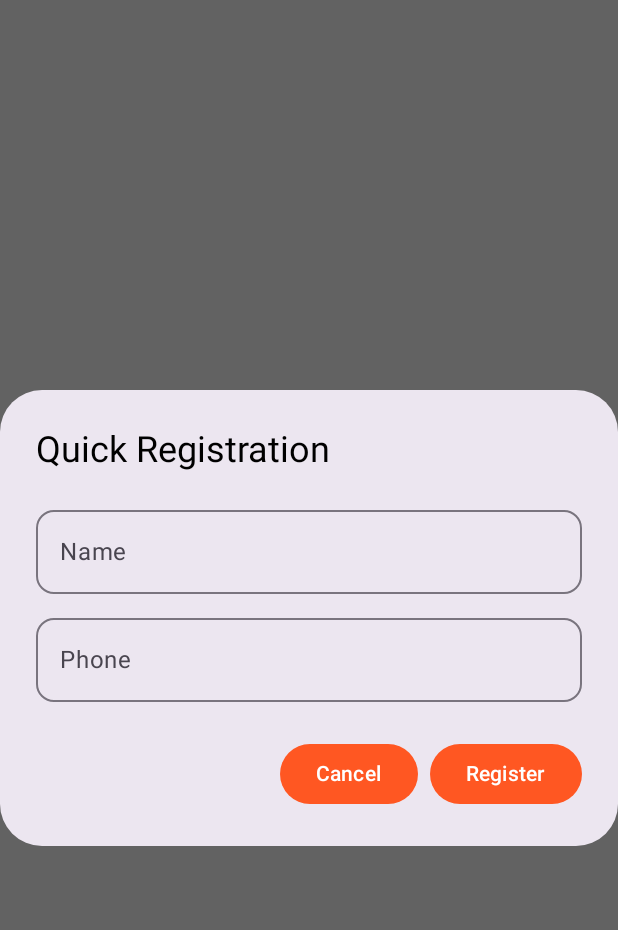
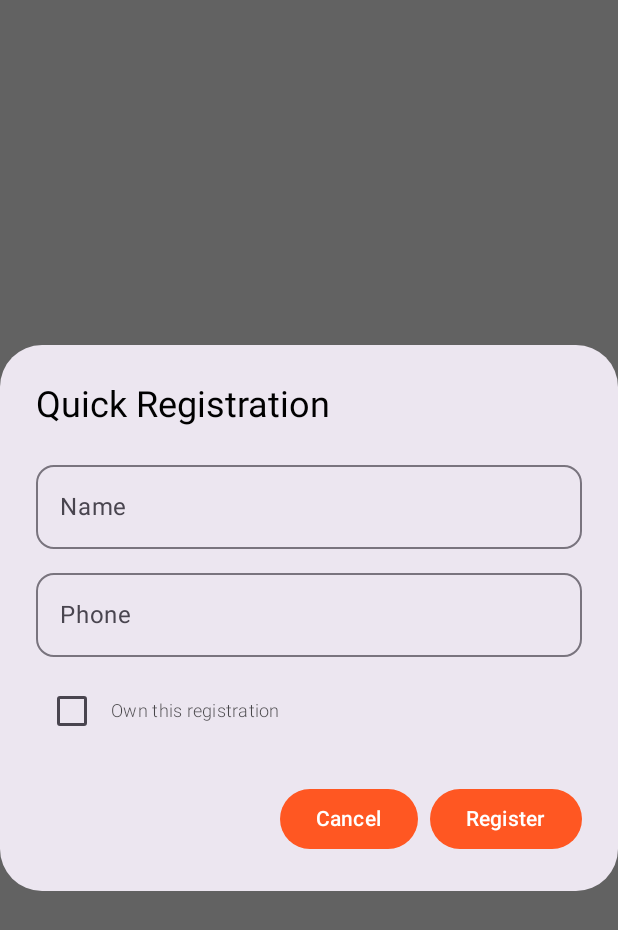
Before and after one commit to badallogical/otp-class, an Android app built with Jetpack Compose: the composable QuickRegistrationDialog shown on its own in the app's theme, on a phone screen of 412 x 824 dp. Shown: the top 930 px of the screen. Run offline under Robolectric (Android 15) with nearby library versions, the phone set to English and light mode, and no system bars.

Commit message:
1.Add own the registration option.

```diff
--- a/app/build.gradle.kts
+++ b/app/build.gradle.kts
@@ -12,8 +12,8 @@ android {
         applicationId = "com.harekrishna.otpClasses"
         minSdk = 24
         targetSdk = 34
-        versionCode = 1
-        versionName = "1.0"
+        versionCode = 2
+        versionName = "1.1.0"
 
         testInstrumentationRunner = "androidx.test.runner.AndroidJUnitRunner"
         vectorDrawables {
--- a/app/src/main/java/com/harekrishna/otpClasses/ui/attendance/AttendanceScreen.kt
+++ b/app/src/main/java/com/harekrishna/otpClasses/ui/attendance/AttendanceScreen.kt
@@ -26,6 +26,7 @@ import androidx.compose.material3.Button
 import androidx.compose.material3.ButtonDefaults
 import androidx.compose.material3.Card
 import androidx.compose.material3.CardDefaults
+import androidx.compose.material3.Checkbox
 import androidx.compose.material3.CircularProgressIndicator
 import androidx.compose.material3.ExperimentalMaterial3Api
 import androidx.compose.material3.Icon
@@ -33,6 +34,7 @@ import androidx.compose.material3.IconButton
 import androidx.compose.material3.MaterialTheme
 import androidx.compose.material3.OutlinedTextField
 import androidx.compose.material3.OutlinedTextFieldDefaults
+import androidx.compose.material3.Switch
 import androidx.compose.material3.Text
 import androidx.compose.material3.TextButton
 import androidx.compose.material3.TextFieldDefaults
@@ -51,6 +53,7 @@ import androidx.compose.ui.text.font.FontWeight
 import androidx.compose.ui.text.input.ImeAction
 import androidx.compose.ui.tooling.preview.Preview
 import androidx.compose.ui.unit.dp
+import androidx.compose.ui.unit.sp
 import androidx.lifecycle.viewmodel.compose.viewModel
 import androidx.navigation.NavController
 import androidx.navigation.compose.rememberNavController
@@ -201,8 +204,8 @@ fun AttendanceScreen(navController: NavController, viewModel: AttendanceViewMode
         QuickRegistrationDialog(
             uiState,
             onDismiss = { viewModel.onDismissRegisterationDialog() },
-            onRegister = { name, phone ->
-                viewModel.onRegisterStudent(name, phone)
+            onRegister = { name, phone, taken ->
+                viewModel.onRegisterStudent(name, phone, taken)
             }
         )
     }
@@ -329,9 +332,10 @@ fun NoClassesDialog() {
 
 
 @Composable
-fun QuickRegistrationDialog(uiState: AttendanceUiState, onDismiss: () -> Unit, onRegister: (String, String) -> Unit) {
+fun QuickRegistrationDialog(uiState: AttendanceUiState, onDismiss: () -> Unit, onRegister: (String, String,Boolean) -> Unit) {
     var name by remember { mutableStateOf("") }
     var phone by remember { mutableStateOf("") }
+    var taken by remember { mutableStateOf(false) }
 
     var isClicked by remember { mutableStateOf(false) }
 
@@ -355,6 +359,25 @@ fun QuickRegistrationDialog(uiState: AttendanceUiState, onDismiss: () -> Unit, o
                     modifier = Modifier.fillMaxWidth(),
                     shape = MaterialTheme.shapes.medium
                 )
+                Spacer(modifier = Modifier.height(12.dp))
+                Row(
+                    verticalAlignment = Alignment.CenterVertically,
+                    horizontalArrangement = Arrangement.Start,
+                    modifier = Modifier.fillMaxWidth()
+                ) {
+                    Checkbox(
+                        checked = taken,
+                        onCheckedChange = { taken = it } // Toggle `taken` state
+                    )
+                    Spacer(modifier = Modifier.width(2.dp))
+                    Text(
+                        text = "Own this registration",
+                        fontSize = 12.sp, // Smaller font size for less emphasis
+                        fontWeight = FontWeight.Light, // Lighter font weight for a subtle appearance
+                        color = MaterialTheme.colorScheme.onSurface.copy(alpha = 0.7f) // Reduced opacity for softer look
+                    )
+                }
+
                 if (isClicked) {
                     Text(
                         text = "Phone number should be 10 digits",
@@ -368,7 +391,7 @@ fun QuickRegistrationDialog(uiState: AttendanceUiState, onDismiss: () -> Unit, o
             Button(
                 onClick = {
                     if (phone.length == 10) {
-                        onRegister(name, phone)
+                        onRegister(name, phone, taken)
                         onDismiss()
                     } else {
                         isClicked = true
```
Also changed, not shown: app/src/main/java/com/harekrishna/otpClasses/ui/attendance/AttendanceViewModel.kt (+4 -3 lines).
